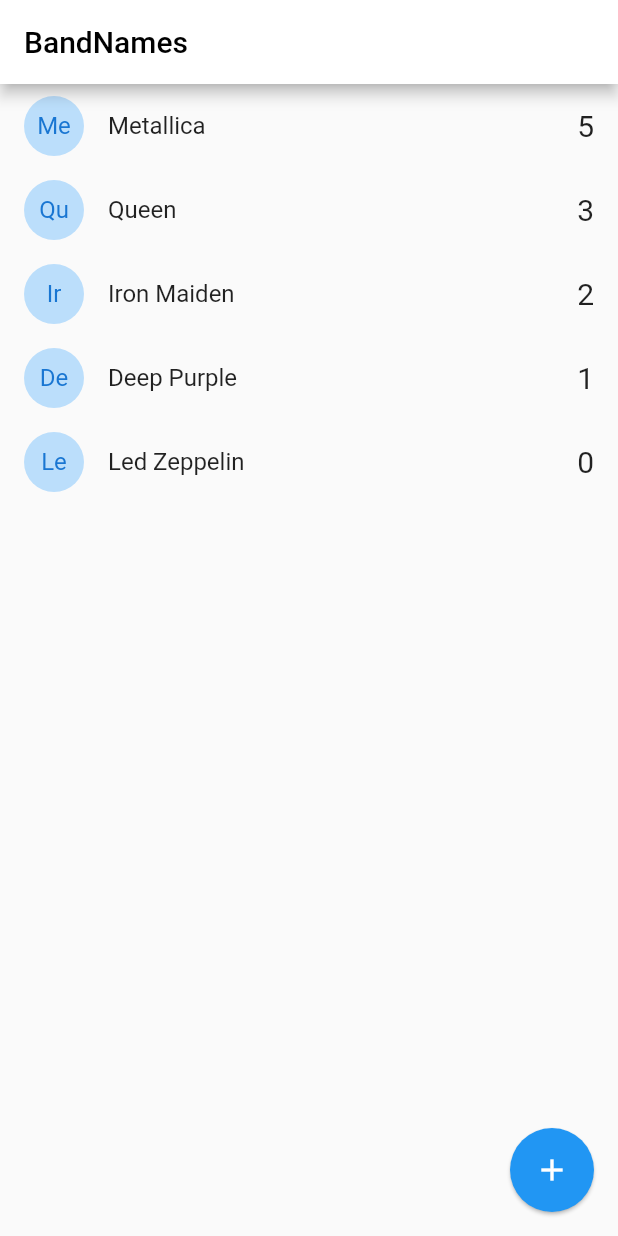
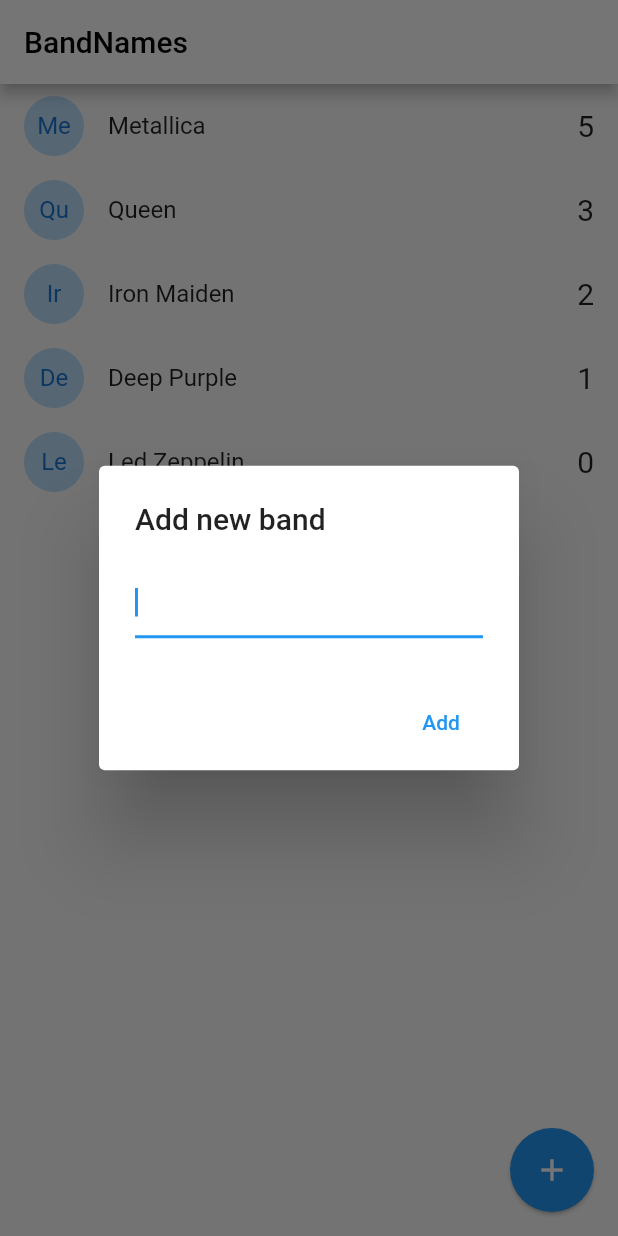
Before and after one commit to HajdukSanchez/Band-Name, a Flutter app: the screen it shows after launch, after a tap on the "add" icon, on a phone screen of 412 x 824 dp. Run offline on Flutter 3.47's test engine with Material 2 defaults, Android fonts, the phone set to English and light mode, and no system bars.

Commit message:
:construction: [ADD] Input Dialog for Android and IOS

```diff
--- /dev/null
+++ b/lib/components/band_tile.dart
@@ -0,0 +1,38 @@
+import 'package:flutter/material.dart';
+
+import 'package:flutter/material.dart';
+import 'package:band_names/models/band.dart';
+
+class BandTile extends StatelessWidget {
+  final Band band;
+
+  const BandTile({Key? key, required this.band}) : super(key: key);
+
+  @override
+  Widget build(BuildContext context) {
+    return Dismissible(
+        key: Key(band.id),
+        direction: DismissDirection.startToEnd, // Only one direction allowed
+        onDismissed: (direction) {},
+        // Element in the background
+        background: Container(
+          color: Colors.red,
+          child: const Icon(
+            Icons.delete,
+            color: Colors.white,
+          ),
+          alignment: Alignment.centerLeft,
+          padding: const EdgeInsets.only(left: 15.0),
+        ),
+        child: ListTile(
+          leading: CircleAvatar(
+            child: Text(band.name.substring(0, 2)),
+            backgroundColor: Colors.blue[100],
+          ),
+          title: Text(band.name),
+          trailing:
+              Text(band.votes.toString(), style: const TextStyle(fontSize: 20)),
+          onTap: () => {print(band.name)},
+        ));
+  }
+}
--- a/lib/pages/home.dart
+++ b/lib/pages/home.dart
@@ -1,5 +1,10 @@
+import 'dart:io';
+import 'dart:math';
+
+import 'package:flutter/cupertino.dart';
 import 'package:flutter/material.dart';
 import 'package:band_names/models/band.dart';
+import 'package:band_names/components/band_tile.dart';
 
 class HomePage extends StatefulWidget {
   const HomePage({Key? key}) : super(key: key);
@@ -17,18 +22,74 @@ class _HomePageState extends State<HomePage> {
     Band(id: '5', name: 'Led Zeppelin', votes: 0),
   ];
 
-  // Method for Render the Circles with the Band Names
-  ListTile _bandTile(Band band) {
-    return ListTile(
-      leading: CircleAvatar(
-        child: Text(band.name.substring(0, 2)),
-        backgroundColor: Colors.blue[100],
-      ),
-      title: Text(band.name),
-      trailing:
-          Text(band.votes.toString(), style: const TextStyle(fontSize: 20)),
-      onTap: () => {print(band.name)},
-    );
+  void _addNewBand() {
+    final _textEditingController =
+        TextEditingController(); // Object for managed the text input
+    const _dialogAddTitle = 'Add new band';
+    const _dialogAddButtonText = 'Add';
+    const _dialogDeleteButtonText = 'Dismiss';
+
+    if (Platform.isAndroid) {
+      //? Android Dialog
+      showDialog(
+        context: context,
+        builder: (context) => AlertDialog(
+          title: const Text(_dialogAddTitle),
+          // Text Filed for add information
+          content: TextField(
+            controller: _textEditingController,
+            autofocus: true,
+            keyboardType: TextInputType.text,
+          ),
+          actions: [
+            MaterialButton(
+              child: const Text(_dialogAddButtonText),
+              elevation: 5,
+              textColor: Colors.blue,
+              onPressed: () => _addBandToList(_textEditingController.text),
+            )
+          ],
+        ),
+      );
+    } else {
+      //? iOS Dialog
+      showCupertinoDialog(
+          context: context,
+          builder: (_) {
+            return CupertinoAlertDialog(
+              title: const Text(_dialogAddTitle),
+              content: CupertinoTextField(
+                controller: _textEditingController,
+                autofocus: true,
+                keyboardType: TextInputType.text,
+              ),
+              actions: [
+                CupertinoDialogAction(
+                  child: const Text(_dialogAddButtonText),
+                  isDefaultAction: true, // Action for add by default
+                  onPressed: () => _addBandToList(_textEditingController.text),
+                ),
+                CupertinoDialogAction(
+                  child: const Text(_dialogDeleteButtonText),
+                  isDestructiveAction: true, // Action for destruct the dialog
+                  onPressed: () => Navigator.pop(context),
+                )
+              ],
+            );
+          });
+    }
+  }
+
+  void _addBandToList(String name) {
+    if (name.length > 3) {
+      setState(() {
+        _bands.add(Band(
+            id: DateTime.now().toString(),
+            name: name,
+            votes: Random().nextInt(10))); // 0-9 Random number
+      });
+    }
+    Navigator.pop(context);
   }
 
   @override
@@ -44,11 +105,11 @@ class _HomePageState extends State<HomePage> {
       body: ListView.builder(
           //* It is important to add the length of the list rendered
           itemCount: _bands.length,
-          itemBuilder: (context, index) => _bandTile(_bands[index])),
+          itemBuilder: (context, index) => BandTile(band: _bands[index])),
       floatingActionButton: FloatingActionButton(
         child: const Icon(Icons.add),
         elevation: 1,
-        onPressed: () {},
+        onPressed: _addNewBand,
       ),
     );
   }
```
